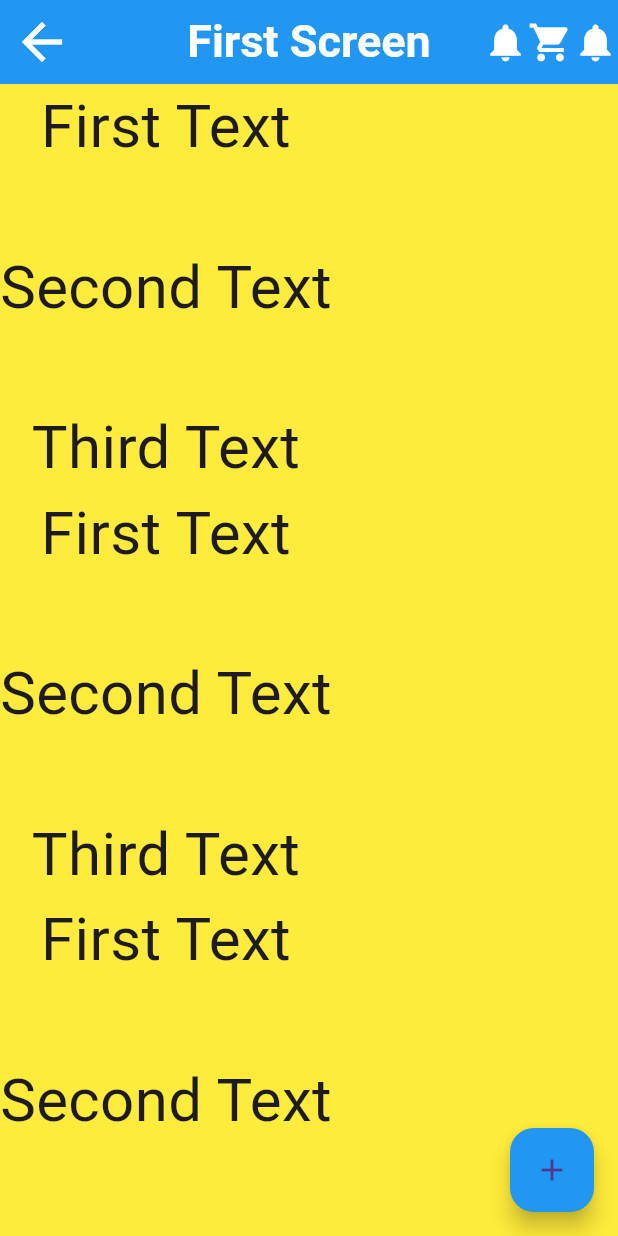
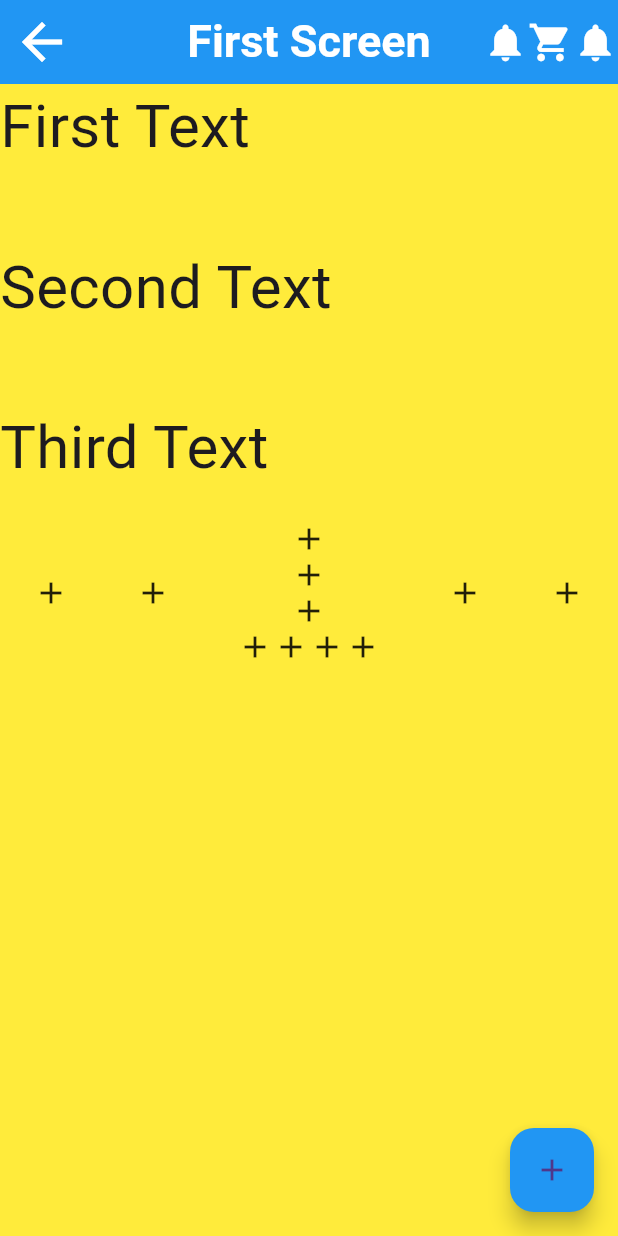
Before and after one commit to MuhammadAliKust/Haseeb-Project, a Flutter app: the screen it shows after launch, on a phone screen of 412 x 824 dp. Run offline on Flutter 3.47's test engine with Material 3 defaults, Android fonts, the phone set to English and light mode, and no system bars.

Commit message:
Nested Row/Column Done

```diff
--- a/lib/main.dart
+++ b/lib/main.dart
@@ -30,47 +30,42 @@
           ],
         ),
         backgroundColor: Colors.yellow,
-        body: SingleChildScrollView(
-          scrollDirection: Axis.vertical,
-          child: Column(children: [
-            Text("First Text",style: TextStyle(fontSize: 40),),
-            SizedBox(height: 50,),
-            Text("Second Text",style: TextStyle(fontSize: 40),),
-            SizedBox(height: 50,),
-            Text("Third Text",style: TextStyle(fontSize: 40),), Text("First Text",style: TextStyle(fontSize: 40),),
-            SizedBox(height: 50,),
-            Text("Second Text",style: TextStyle(fontSize: 40),),
-            SizedBox(height: 50,),
-            Text("Third Text",style: TextStyle(fontSize: 40),), Text("First Text",style: TextStyle(fontSize: 40),),
-            SizedBox(height: 50,),
-            Text("Second Text",style: TextStyle(fontSize: 40),),
-            SizedBox(height: 50,),
-            Text("Third Text",style: TextStyle(fontSize: 40),), Text("First Text",style: TextStyle(fontSize: 40),),
-            SizedBox(height: 50,),
-            Text("Second Text",style: TextStyle(fontSize: 40),),
-            SizedBox(height: 50,),
-            Text("Third Text",style: TextStyle(fontSize: 40),), Text("First Text",style: TextStyle(fontSize: 40),),
-            SizedBox(height: 50,),
-            Text("Second Text",style: TextStyle(fontSize: 40),),
-            SizedBox(height: 50,),
-            Text("Third Text",style: TextStyle(fontSize: 40),), Text("First Text",style: TextStyle(fontSize: 40),),
-            SizedBox(height: 50,),
-            Text("Second Text",style: TextStyle(fontSize: 40),),
-            SizedBox(height: 50,),
-            Text("Third Text",style: TextStyle(fontSize: 40),), Text("First Text",style: TextStyle(fontSize: 40),),
-            SizedBox(height: 50,),
-            Text("Second Text",style: TextStyle(fontSize: 40),),
-            SizedBox(height: 50,),
-            Text("Third Text",style: TextStyle(fontSize: 40),), Text("First Text",style: TextStyle(fontSize: 40),),
-            SizedBox(height: 50,),
-            Text("Second Text",style: TextStyle(fontSize: 40),),
-            SizedBox(height: 50,),
-            Text("Third Text",style: TextStyle(fontSize: 40),), Text("First Text",style: TextStyle(fontSize: 40),),
-            SizedBox(height: 50,),
-            Text("Second Text",style: TextStyle(fontSize: 40),),
-            SizedBox(height: 50,),
-            Text("Third Text",style: TextStyle(fontSize: 40),),
-          ],),
+        body: Column(
+          mainAxisAlignment: MainAxisAlignment.start,
+          crossAxisAlignment: CrossAxisAlignment.start,
+          children: [
+            Text("First Text", style: TextStyle(fontSize: 40)),
+            SizedBox(height: 50),
+            Text("Second Text", style: TextStyle(fontSize: 40)),
+            SizedBox(height: 50),
+            Text("Third Text", style: TextStyle(fontSize: 40)),
+            SizedBox(height: 20),
+
+            Row(
+              mainAxisAlignment: MainAxisAlignment.spaceAround,
+              children: [
+                Icon(Icons.add),
+                Icon(Icons.add),
+                Column(
+                  children: [
+                    Icon(Icons.add),
+                    Icon(Icons.add),
+                    Icon(Icons.add),
+                    Row(
+                      children: [
+                        Icon(Icons.add),
+                        Icon(Icons.add),
+                        Icon(Icons.add),
+                        Icon(Icons.add),
+                      ],
+                    ),
+                  ],
+                ),
+                Icon(Icons.add),
+                Icon(Icons.add),
+              ],
+            ),
+          ],
         ),
         floatingActionButton: FloatingActionButton(
           onPressed: () {},
```
